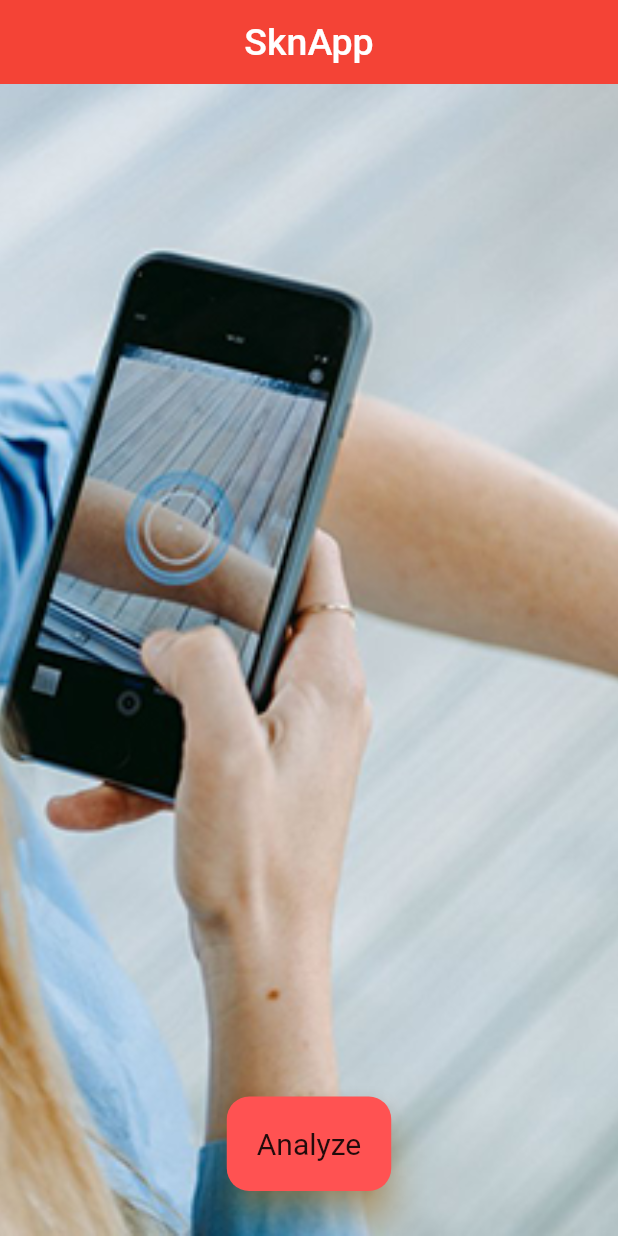
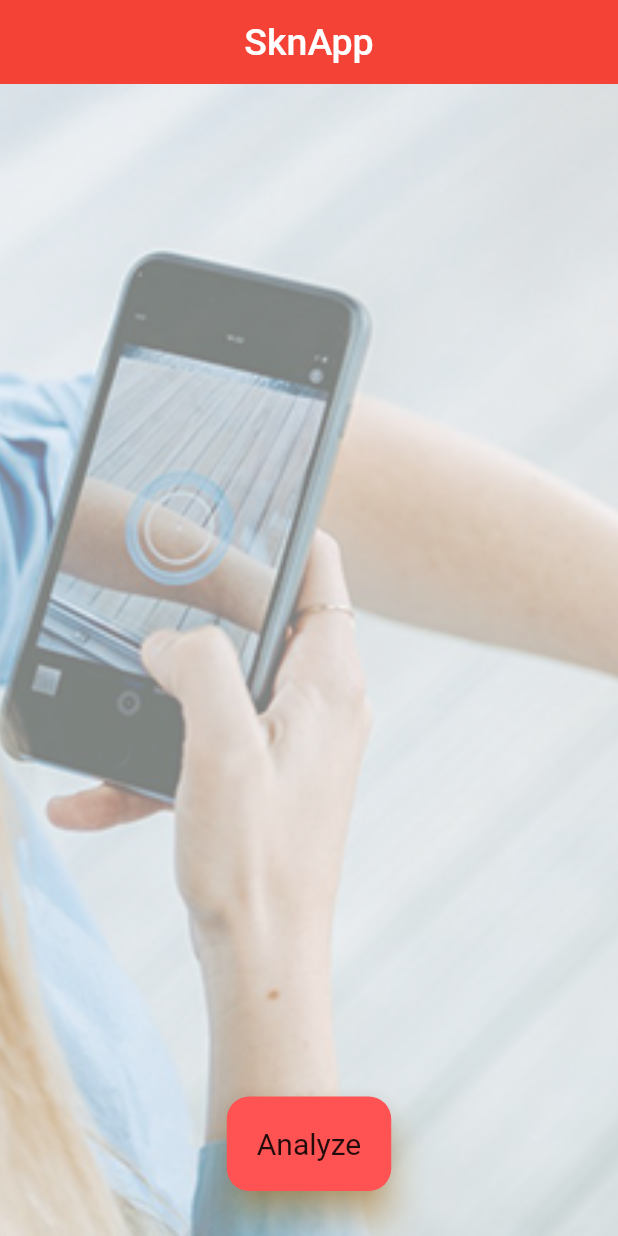
Before and after one commit to theBikz/Skin-Cancer-Detection-Flutter-App, a Flutter app: the screen it shows after launch, on a phone screen of 412 x 824 dp. Run offline on Flutter 3.47's test engine with Material 2 defaults, Android fonts, the phone set to English and light mode, and no system bars; our stand-ins replace image_picker; missing offline and left inert: tflite.

```diff
--- a/lib/homepage.dart
+++ b/lib/homepage.dart
@@ -25,6 +25,8 @@ class Home extends StatelessWidget {
           decoration: BoxDecoration(
             image: DecorationImage(
               image: AssetImage("images/homescreenimg.jpg"),
+              colorFilter: new ColorFilter.mode(
+                  Colors.black.withOpacity(0.5), BlendMode.dstATop),
               fit: BoxFit.cover,
             ),
           ),
--- a/pubspec.yaml
+++ b/pubspec.yaml
@@ -47,6 +47,7 @@ flutter:
    - assets/labels.txt
    - assets/model_unquant.tflite
    - images/homescreenimg.jpg
+   - images/splash_img.png
 
   # An image asset can refer to one or more resolution-specific "variants", see
   # https://flutter.dev/assets-and-images/#resolution-aware.
```
Also changed, not shown: images/splash_img.png (added), 4 other files.
